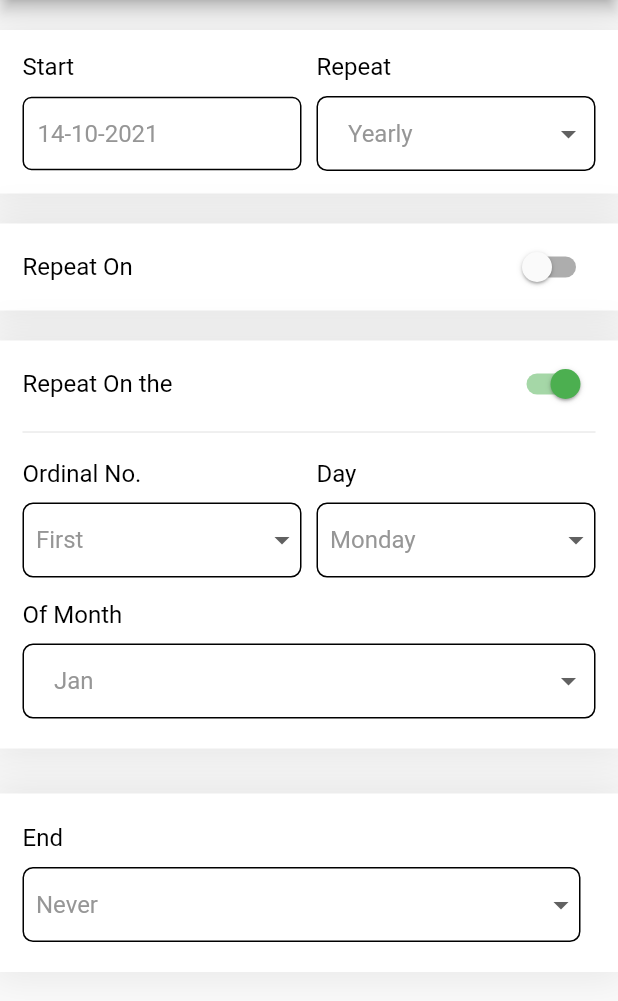
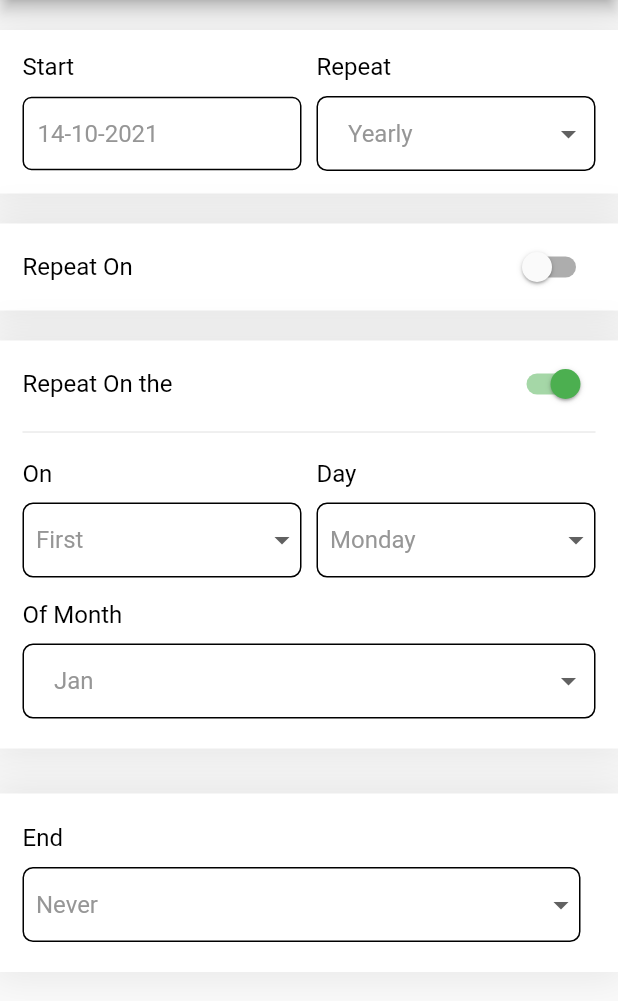
Before and after one commit to TejasAnghan/rrules_generator, a Flutter app: the screen it shows after launch, on a phone screen of 412 x 824 dp, the part 84-1085 px from its top. Run offline on Flutter 3.47's test engine with Material 2 defaults, Android fonts, the phone set to English and light mode, and no system bars; missing offline and left inert: rrule.

Commit message:
Formated code

```diff
--- a/example/lib/main.dart
+++ b/example/lib/main.dart
@@ -37,13 +37,12 @@ class _MyHomePageState extends State<MyHomePage> {
       appBar: AppBar(
         title: Text(widget.title),
       ),
-      body: Column(
+      body: SingleChildScrollView(
+        child: Column(
           children: [
             RRuleGenerator(
               onChanged: (String? val) {
                 if (val != null) {
-                // ignore: avoid_print
-                print(val);
                   setState(() {
                     rrule = val;
                   });
@@ -54,6 +53,7 @@ class _MyHomePageState extends State<MyHomePage> {
             Text(rrule),
           ],
         ),
+      ),
     );
   }
 }
--- a/lib/rrules_generator.dart
+++ b/lib/rrules_generator.dart
@@ -1,5 +1,3 @@
 library rrules_generator;
 
-
-
 export 'package:rrules_generator/src/rrules_generator_widget.dart';
--- a/lib/src/constant.dart
+++ b/lib/src/constant.dart
@@ -69,7 +69,7 @@ class CString {
   static const String weekly = "Weekly";
   static const String daily = "Daily";
   static const String hourly = "Hourly";
-  static const String on = "Repeat On";
+  static const String repeatOn = "Repeat On";
   static const String onThe = "Repeat On the";
   static const String onday = "Repeat On day";
   static const String jan = "Jan";
@@ -115,5 +115,6 @@ class CString {
   static const String never = "Never";
   static const String onDate = "Date";
   static const String executions = "Executions.";
-
+  static const String on = "On";
+  static const String ofMonth = "Of Month";
 }
--- a/lib/src/rrules_generator_widget.dart
+++ b/lib/src/rrules_generator_widget.dart
@@ -6,6 +6,7 @@ import 'package:rrule/rrule.dart';
 import 'package:rrules_generator/src/components/text_field.dart';
 import 'package:rrules_generator/src/constant.dart';
 
+// ignore: must_be_immutable
 class RRuleGenerator extends StatefulWidget {
   // ignore: prefer_typing_uninitialized_variables
   final padding;
@@ -13,10 +14,12 @@ class RRuleGenerator extends StatefulWidget {
   final titleStyle;
   // ignore: prefer_typing_uninitialized_variables
   final textStyle;
+  Color activeSwitchColor;
 
   final Function(String?) onChanged;
-  const RRuleGenerator({
+   RRuleGenerator({
     required this.onChanged,
+    this.activeSwitchColor = Colors.green,
     this.textStyle = const TextStyle(color: Color(0xFF969696), fontSize: 16),
     this.titleStyle = const TextStyle(color: Colors.black, fontSize: 16),
     this.padding = const EdgeInsets.all(20),
@@ -250,9 +253,9 @@ class _RRuleGeneratorState extends State<RRuleGenerator> {
         const SizedBox(height: 10),
         Row(
           children: [
-            buildColumn("Ordinal No.", ordinalDropDown()),
+            buildColumn(CString.on, ordinalDropDown()),
             const SizedBox(width: 10),
-            buildColumn("Day", weekDayDropDown()),
+            buildColumn(CString.day, weekDayDropDown()),
           ],
         ),
         const SizedBox(height: 15),
@@ -287,13 +290,13 @@ class _RRuleGeneratorState extends State<RRuleGenerator> {
         const SizedBox(height: 10),
         Row(
           children: [
-            buildColumn("Ordinal No.", ordinalDropDown()),
+            buildColumn(CString.on, ordinalDropDown()),
             const SizedBox(width: 10),
-            buildColumn("Day", weekDayDropDown()),
+            buildColumn(CString.day, weekDayDropDown()),
           ],
         ),
         const SizedBox(height: 15),
-        Row(children: [buildColumn("Of Month", monthDropDown())]),
+        Row(children: [buildColumn(CString.ofMonth, monthDropDown())]),
         const SizedBox(height: 15),
       ],
     );
@@ -319,7 +322,7 @@ class _RRuleGeneratorState extends State<RRuleGenerator> {
   Widget _buildYearlyMeta() {
     return Column(
       children: [
-        cSwitchTile(CString.on, buildYearlyRepeatOn(), RecurrenceMeta.on),
+        cSwitchTile(CString.repeatOn, buildYearlyRepeatOn(), RecurrenceMeta.on),
         const SizedBox(height: 20),
         cSwitchTile(
             CString.onThe, buildYearlyRepeatOnThe(), RecurrenceMeta.onThe),
@@ -399,7 +402,7 @@ class _RRuleGeneratorState extends State<RRuleGenerator> {
               Text(title, style: widget.titleStyle),
               const Spacer(),
               Switch(
-                  activeColor: Colors.green,
+                  activeColor: widget.activeSwitchColor,
                   value: type == selectedMeta,
                   onChanged: (value) {
                     if (value) {
--- a/lib/src/themes/themes.dart
+++ b/lib/src/themes/themes.dart
@@ -61,8 +61,9 @@ class Themes {
       splashColor: Colors.orange,
       backgroundColor: primaryColor,
     ),
-    colorScheme: const ColorScheme.light(primary: primaryColor, error: errorColor),
-    textTheme: const  TextTheme(
+    colorScheme:
+        const ColorScheme.light(primary: primaryColor, error: errorColor),
+    textTheme: const TextTheme(
       headline1: TextStyle(
         fontSize: 24,
         color: primaryColor,
```
Also changed, not shown: 1 other file. Lines whose indentation alone changed are shown as unchanged.
